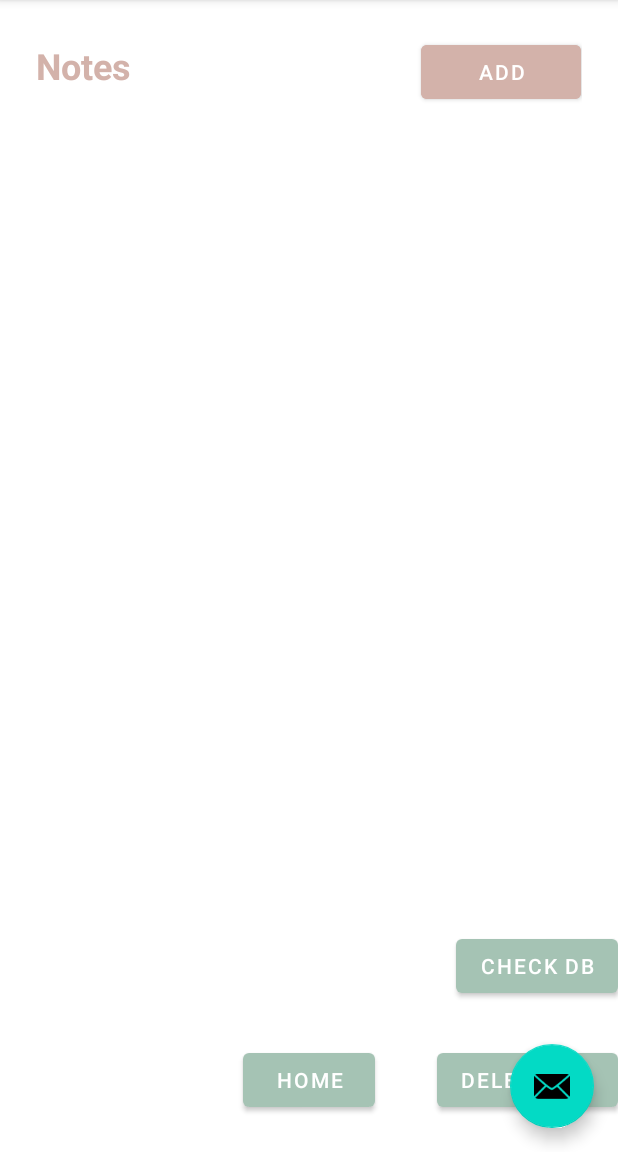
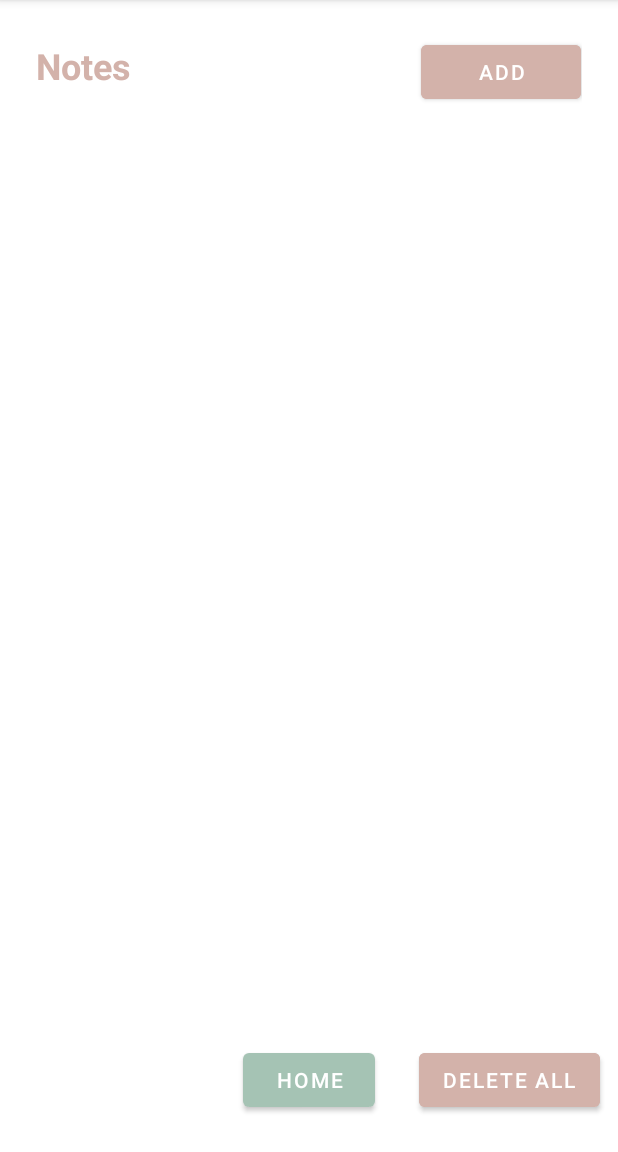
Before and after one commit to curtiskao/kotlinpractice, an Android app: the NoteFragment screen opened through its navigation route, on a phone screen of 412 x 824 dp, the part 84-1236 px from its top. Run offline under Robolectric (Android 15) with nearby library versions, the phone set to English and light mode, and no system bars; our stand-ins replace Room's generated code.

Commit message:
completed note function

```diff
--- a/app/src/main/java/com/example/kotlinpractice/MainActivity.kt
+++ b/app/src/main/java/com/example/kotlinpractice/MainActivity.kt
@@ -14,10 +14,7 @@ class MainActivity : AppCompatActivity() {
         setContentView(R.layout.activity_main)
         setSupportActionBar(findViewById(R.id.toolbar))
 
-        findViewById<FloatingActionButton>(R.id.fab).setOnClickListener { view ->
-            Snackbar.make(view, "Replace with your own action", Snackbar.LENGTH_LONG)
-                    .setAction("Action", null).show()
-        }
+
     }
 
     override fun onCreateOptionsMenu(menu: Menu): Boolean {
--- a/app/src/main/java/com/example/kotlinpractice/Note/NoteFragment.kt
+++ b/app/src/main/java/com/example/kotlinpractice/Note/NoteFragment.kt
@@ -39,20 +39,23 @@ class NoteFragment : Fragment(), AddNoteDialogFragment.AddNoteDialogListener {
 
     override fun onViewCreated(view: View, savedInstanceState: Bundle?) {
         super.onViewCreated(view, savedInstanceState)
-        view.findViewById<Button>(R.id.button_first).setOnClickListener {
+        view.findViewById<Button>(R.id.button_home).setOnClickListener {
             findNavController().navigate(R.id.action_FirstFragment_to_SecondFragment)
-            updateNoteList()
         }
         notesLayout = view.findViewById(R.id.linearLayout_notes)
 
 
         //viewmodel
         noteViewModel = ViewModelProvider(this).get(NoteViewModel::class.java)
+        getNotesFromDB()
+
+        setListeners(view)
+    }
+
+    fun getNotesFromDB(){
         noteViewModel.allWords.observe(viewLifecycleOwner, Observer {
             words -> words.let { setWords(it as List<Note>) }
         })
-
-        setListeners(view)
     }
 
     fun setListeners(view: View){
@@ -63,10 +66,6 @@ class NoteFragment : Fragment(), AddNoteDialogFragment.AddNoteDialogListener {
         }
         view.findViewById<Button>(R.id.button_deleteAll).setOnClickListener{
             notesLayout.removeAllViews()
-            noteViewModel.deleteAll()
-        }
-
-        view.findViewById<Button>(R.id.button_db).setOnClickListener{
             noteViewModel.deleteAll()
         }
     }
@@ -104,15 +103,6 @@ class NoteFragment : Fragment(), AddNoteDialogFragment.AddNoteDialogListener {
         }
     }
 
-    fun updateNoteList(){
-        noteList.clear()
-        for(i in 0..notesLayout.childCount-1){
-            if(notesLayout.getChildAt(i) is NoteItem){
-                noteList.add((notesLayout.getChildAt(i) as NoteItem).getText())
-            }
-        }
-        Log.d("noteList",noteList.toString())
-    }
 
     override fun onDialogPositiveClick(dialog: DialogFragment, message: String) {
         addNoteItem(message)
@@ -121,4 +111,9 @@ class NoteFragment : Fragment(), AddNoteDialogFragment.AddNoteDialogListener {
     override fun onDialogNegativeClick(dialog: DialogFragment) {
     }
 
+    override fun onResume() {
+        super.onResume()
+        getNotesFromDB()
+    }
+
 }
--- a/app/src/main/res/layout/activity_main.xml
+++ b/app/src/main/res/layout/activity_main.xml
@@ -22,12 +22,6 @@
 
     <include layout="@layout/content_main" />
 
-    <com.google.android.material.floatingactionbutton.FloatingActionButton
-        android:id="@+id/fab"
-        android:layout_width="wrap_content"
-        android:layout_height="wrap_content"
-        android:layout_gravity="bottom|end"
-        android:layout_margin="@dimen/fab_margin"
-        app:srcCompat="@android:drawable/ic_dialog_email" />
+
 
 </androidx.coordinatorlayout.widget.CoordinatorLayout>
--- a/app/src/main/res/layout/fragment_note.xml
+++ b/app/src/main/res/layout/fragment_note.xml
@@ -48,7 +48,7 @@
 
 
     <Button
-        android:id="@+id/button_first"
+        android:id="@+id/button_home"
         android:layout_width="wrap_content"
         android:layout_height="wrap_content"
         android:text="Home"
@@ -64,17 +64,10 @@
         android:layout_height="wrap_content"
         android:text="Delete All"
         android:layout_marginBottom="24dp"
+        android:layout_marginEnd="12dp"
+        android:backgroundTint="@color/pink"
         app:layout_constraintBottom_toBottomOf="parent"
         app:layout_constraintEnd_toEndOf="parent"
         />
 
-    <Button
-        android:id="@+id/button_db"
-        android:layout_width="wrap_content"
-        android:layout_height="wrap_content"
-        android:text="check DB"
-        android:layout_marginBottom="100dp"
-        app:layout_constraintBottom_toBottomOf="parent"
-        app:layout_constraintEnd_toEndOf="parent"
-        />
 </androidx.constraintlayout.widget.ConstraintLayout>
```
